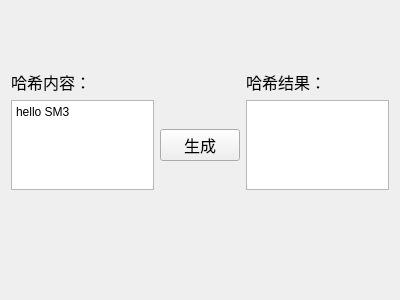
The window that sm3hash.ui (Tongsuo-Project/tsapp) describes before a commit, drawn with Qt 5.
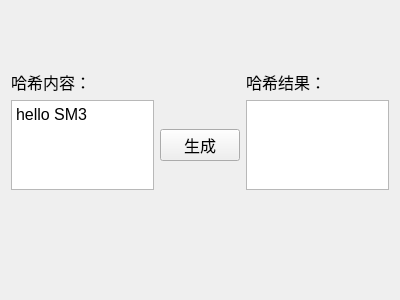
The same window after the commit.

The edit to the form file:
```diff
--- a/sm3hash.ui
+++ b/sm3hash.ui
@@ -46,6 +46,11 @@
      </item>
      <item row="1" column="0">
       <widget class="QPlainTextEdit" name="plainTextEditInput">
+       <property name="font">
+        <font>
+         <pointsize>12</pointsize>
+        </font>
+       </property>
        <property name="plainText">
         <string>hello SM3</string>
        </property>
```
Left out of the diff: 8 changed lines with no effect on the pictures.
